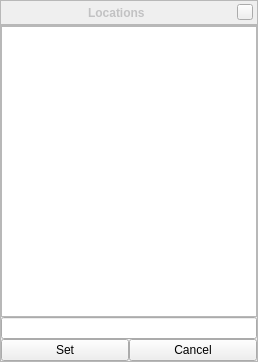
Above: plugins/ArchaeoLines/src/gui/archaeoLinesDialogLocations.ui from Stellarium/stellarium before the change. Below: the same form after it.
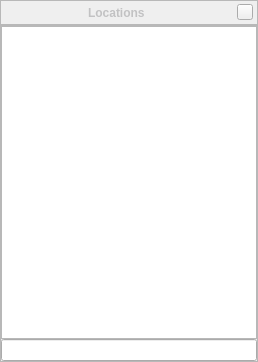
That is the form after the change. Custom widgets are drawn as their Qt base class.

Patch:
```diff
--- a/plugins/ArchaeoLines/src/gui/archaeoLinesDialogLocations.ui
+++ b/plugins/ArchaeoLines/src/gui/archaeoLinesDialogLocations.ui
@@ -287,22 +287,7 @@
        </widget>
       </item>
       <item>
-       <layout class="QHBoxLayout" name="horizontalLayout">
-        <item>
-         <widget class="QPushButton" name="setCustomLocationPushButton">
-          <property name="text">
-           <string>Set</string>
-          </property>
-         </widget>
-        </item>
-        <item>
-         <widget class="QPushButton" name="cancelPushButton">
-          <property name="text">
-           <string>Cancel</string>
-          </property>
-         </widget>
-        </item>
-       </layout>
+       <layout class="QHBoxLayout" name="horizontalLayout"/>
       </item>
      </layout>
     </widget>
```
Left out of the diff: 2 changed lines with no effect on the pictures.
